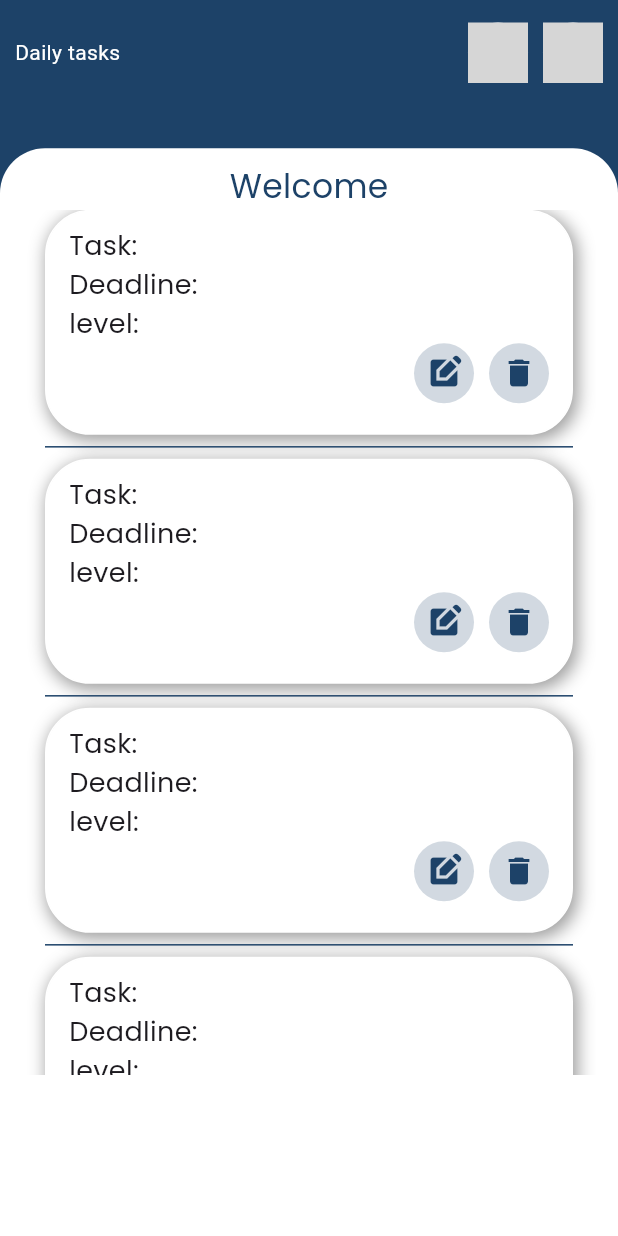
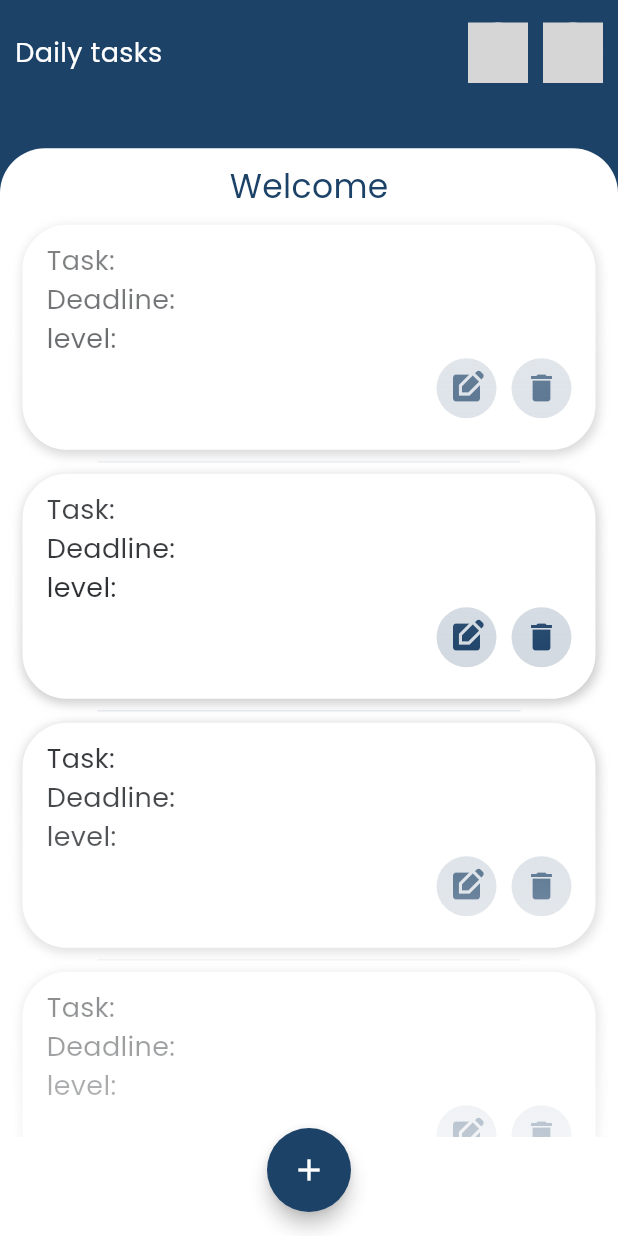
Before and after one commit to jhon2520/todo_app, a Flutter app: the screen it shows after launch, on a phone screen of 412 x 824 dp. Run offline on Flutter 3.47's test engine with Material 2 defaults, Android fonts, the phone set to English and light mode, and no system bars; our stand-ins replace google_fonts, shared_preferences; missing offline and left inert: flag; grey boxes are pictures that could not be loaded.

Commit message:
better styles implemented, home screen design almost end up

```diff
--- a/lib/config/layout/app_layout.dart
+++ b/lib/config/layout/app_layout.dart
@@ -7,6 +7,7 @@ class AppLayout{
   static const double spacingXL = 40;
   static const double mainBodyRaidus = 30;
   static const double heightCardsTaks = 150;
+  static const double identDivider = 50;
   static const Duration snackBarDuration = Duration(seconds: 1);
   static const Duration animationDuration = Duration(seconds: 2);
 
--- a/lib/config/theme/app_colors.dart
+++ b/lib/config/theme/app_colors.dart
@@ -8,4 +8,5 @@ class AppColors{
   static const Color succesColor = Color(0xff59CE8F);
   static const Color infoColor = Color(0xff256D85);
   static const Color borderCardsColors = Color.fromARGB(255, 255, 255, 255);
+  static const Color cardsShade = Color.fromARGB(133, 158, 158, 158);
 }
--- a/lib/config/theme/app_theme.dart
+++ b/lib/config/theme/app_theme.dart
@@ -1,10 +1,12 @@
 import 'package:flutter/material.dart';
+import 'package:task_app/config/index.dart';
 
 class AppTheme{
 
   static ThemeData appTheme(){
     return ThemeData(
-      useMaterial3: true
+      useMaterial3: true,
+      colorSchemeSeed: AppColors.mainColor
     );
   }
 
--- a/lib/presentation/screens/home_screen/home_screen.dart
+++ b/lib/presentation/screens/home_screen/home_screen.dart
@@ -16,9 +16,22 @@ class HomeScreen extends StatefulWidget {
 
 class HomeScreenState extends State<HomeScreen> {
   @override
-  Widget build(BuildContext context) => Scaffold(
+  Widget build(BuildContext context) {
+    final Size size = MediaQuery.of(context).size;
+
+    return Scaffold(
+      floatingActionButtonLocation: FloatingActionButtonLocation.centerFloat,
+      floatingActionButton: FloatingActionButton(
+        backgroundColor: AppColors.mainColor,
+        elevation: 5,
+        shape: RoundedRectangleBorder(borderRadius: BorderRadius.circular(AppLayout.buttonFlagRadius)) ,
+        child: Icon(Icons.add,color: AppColors.whiteColor,),
+        onPressed: () {
+
+      },),
         body: SafeArea(
           child: Container(
+            height: size.height,
             color: AppColors.mainColor,
             child: Column(
               children: [
@@ -36,16 +49,19 @@ class HomeScreenState extends State<HomeScreen> {
                       CustomFadeInAnimation(
                         child: Text(
                           Languages.of(context).labelWelcome,
-                        style:AppFonts.fontStyle.copyWith(color: AppColors.mainColor,fontSize: AppFonts.fontSizeH1),
+                          style: AppFonts.fontStyle.copyWith(
+                              color: AppColors.mainColor,
+                              fontSize: AppFonts.fontSizeH1),
                         ),
                       ),
-                    CustomListCards()
-
+                      CustomListCards(),
                     ],
                   ),
                 ),
+
               ],
             ),
           ),
         ));
   }
+}
--- a/lib/presentation/screens/home_screen/widgets/custom_list_cards.dart
+++ b/lib/presentation/screens/home_screen/widgets/custom_list_cards.dart
@@ -11,19 +11,39 @@ class CustomListCards extends StatelessWidget {
     final Size size = MediaQuery.of(context).size;
 
     return Container(
-      height: size.height * 0.7,
+      height: size.height * 0.75,
+      child: ShaderMask(
+        shaderCallback: (Rect bounds) {
+          return LinearGradient(
+            // stops: [0,0.6,0.1],
+         begin: Alignment.bottomRight,
+            end: Alignment.topRight,
+            colors: <Color>[
+              Color.fromARGB(73, 0, 0, 0),
+              Colors.white,
+              Color.fromARGB(130, 158, 158, 158)
+            ],
+
+
+          ).createShader(bounds);
+        },
+         blendMode: BlendMode.dstIn,
         child: ListView.separated(
           physics: BouncingScrollPhysics(),
-          padding: EdgeInsets.symmetric(horizontal: AppLayout.spacingM),
+            padding: EdgeInsets.symmetric(horizontal: AppLayout.spacingM, vertical:  AppLayout.spacingS),
             itemBuilder: (context, index) {
               return CustomTaskCard();
             },
             separatorBuilder: (context, index) {
               return Divider(
-              color: AppColors.mainColor,
+
+                indent: AppLayout.identDivider,
+                endIndent: AppLayout.identDivider,
+                color: AppColors.mainColor.withOpacity(0.1),
               );
             },
             itemCount: 8),
+      ),
     );
   }
 }
--- a/lib/presentation/screens/home_screen/widgets/custom_selector_language.dart
+++ b/lib/presentation/screens/home_screen/widgets/custom_selector_language.dart
@@ -19,7 +19,7 @@ class CustomSelectionLanguage extends StatelessWidget {
       children: [
         const CustomSpacer(spacerEnum: SpacerEnum.spacingS, isHorizontal: true,),
 
-        CustomFadeInAnimation(child: Text(Languages.of(context).appName, style: const TextStyle(color: AppColors.whiteColor),)),
+        CustomFadeInAnimation(child: Text(Languages.of(context).appName, style: AppFonts.fontStyle.copyWith(color: AppColors.whiteColor),)),
         const Spacer(),
 
         CustomFlagButton(
--- a/lib/presentation/screens/home_screen/widgets/custom_task_card.dart
+++ b/lib/presentation/screens/home_screen/widgets/custom_task_card.dart
@@ -22,10 +22,10 @@ class CustomTaskCard extends StatelessWidget {
     return BoxDecoration(
       boxShadow: [
         BoxShadow(
-          color: Colors.grey,
+          color: AppColors.cardsShade,
           spreadRadius: 1,
-          blurRadius: 9,
-          offset: Offset(2,3)
+          blurRadius: 5,
+          offset: Offset(1,2)
         ),
       ],
       color: Colors.white,
--- a/lib/presentation/screens/home_screen/widgets/index.dart
+++ b/lib/presentation/screens/home_screen/widgets/index.dart
@@ -1,3 +1,4 @@
 export 'custom_selector_language.dart';
 export 'custom_task_card.dart';
 export 'custom_list_cards.dart';
+export 'custom_add_task_button.dart';
--- a/lib/presentation/shared/widgets/custom_body_container.dart
+++ b/lib/presentation/shared/widgets/custom_body_container.dart
@@ -16,7 +16,7 @@ class CustomBodyContainer extends StatelessWidget {
     final Size size = MediaQuery.of(context).size;
 
     return Container(
-      padding: EdgeInsets.symmetric(horizontal: AppLayout.spacingM),
+      // padding: EdgeInsets.symmetric(horizontal: AppLayout.spacingM),
       height: size.height * 0.88,
       width: double.infinity,
       decoration: _customDecoration(),
--- a/lib/presentation/shared/widgets/custom_flag_button.dart
+++ b/lib/presentation/shared/widgets/custom_flag_button.dart
@@ -18,6 +18,7 @@ class CustomFlagButton extends StatelessWidget {
       onTap: onTap ,
       child: CircleAvatar(
         backgroundColor: AppColors.whiteColor,
+
         child: Flag.fromCode(
           countryCode,
           height: AppLayout.buttonFlagRadius,
--- a/pubspec.yaml
+++ b/pubspec.yaml
@@ -40,6 +40,7 @@ dependencies:
   shared_preferences: ^2.2.0
   flag: ^6.0.0
   google_fonts: ^4.0.4
+  go_router: ^10.0.0
 
 dev_dependencies:
   flutter_test:
```
Also changed, not shown: lib/presentation/screens/home_screen/widgets/custom_add_task_button.dart (added, +45 -0 lines), pubspec.lock. Lines whose indentation alone changed are shown as unchanged.
